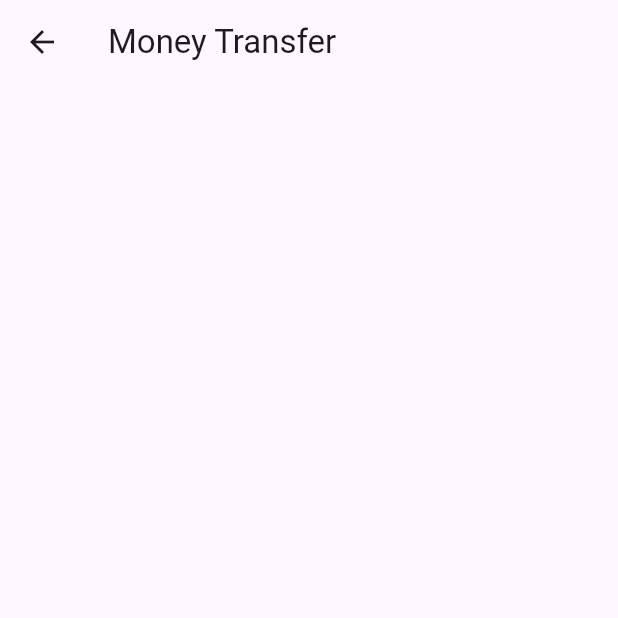
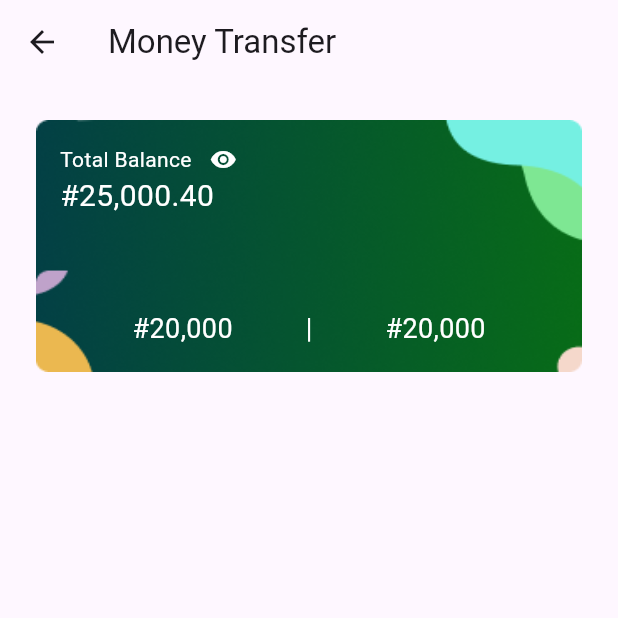
Before and after one commit to olumuyiwaa/fatherland-money, a Flutter app: the MoneyTransferPage screen opened directly, on a phone screen of 412 x 824 dp, the top half of it. Run offline on Flutter 3.47's test engine with Material 3 defaults, Android fonts, the phone set to English and light mode, and no system bars.

Commit message:
Initial commit

```diff
--- a/lib/pages/money_transfer_page.dart
+++ b/lib/pages/money_transfer_page.dart
@@ -14,7 +14,68 @@ class MoneyTransferPage extends StatelessWidget {
         body: Padding(
           padding: EdgeInsets.fromLTRB(24, 24, 24, 0),
           child: ListView(
-            children: [],
+            children: [
+              Container(
+                padding: EdgeInsets.all(16),
+                height: 168,
+                decoration: BoxDecoration(
+                    image: DecorationImage(
+                  image: AssetImage('assets/balance-1.png'),
+                  fit: BoxFit.fill,
+                )),
+                child: Column(
+                  crossAxisAlignment: CrossAxisAlignment.start,
+                  mainAxisAlignment: MainAxisAlignment.spaceBetween,
+                  children: [
+                    Column(
+                      crossAxisAlignment: CrossAxisAlignment.start,
+                      children: [
+                        Row(
+                          children: [
+                            Text(
+                              'Total Balance',
+                              style: TextStyle(color: Colors.white),
+                            ),
+                            SizedBox(
+                              width: 12,
+                            ),
+                            Icon(
+                              Icons.remove_red_eye,
+                              color: Colors.white,
+                              size: 18,
+                            )
+                          ],
+                        ),
+                        Text(
+                          '#25,000.40',
+                          style: TextStyle(color: Colors.white, fontSize: 20),
+                        ),
+                      ],
+                    ),
+                    Padding(
+                      padding: EdgeInsets.fromLTRB(24, 0, 24, 0),
+                      child: Row(
+                        mainAxisAlignment: MainAxisAlignment.spaceAround,
+                        children: [
+                          Text(
+                            '#20,000',
+                            style: TextStyle(color: Colors.white, fontSize: 18),
+                          ),
+                          Text(
+                            '|',
+                            style: TextStyle(color: Colors.white, fontSize: 18),
+                          ),
+                          Text(
+                            '#20,000',
+                            style: TextStyle(color: Colors.white, fontSize: 18),
+                          )
+                        ],
+                      ),
+                    )
+                  ],
+                ),
+              ),
+            ],
           ),
         ));
   }
--- a/pubspec.yaml
+++ b/pubspec.yaml
@@ -54,6 +54,7 @@ dev_dependencies:
 flutter:
   assets:
     - assets/balance.png
+    - assets/balance-1.png
     - assets/icon.png
     - assets/icon-1.png
     - assets/icon-2.png
```
Also changed, not shown: assets/balance-1.png (added), assets/income-expense.png (added).
